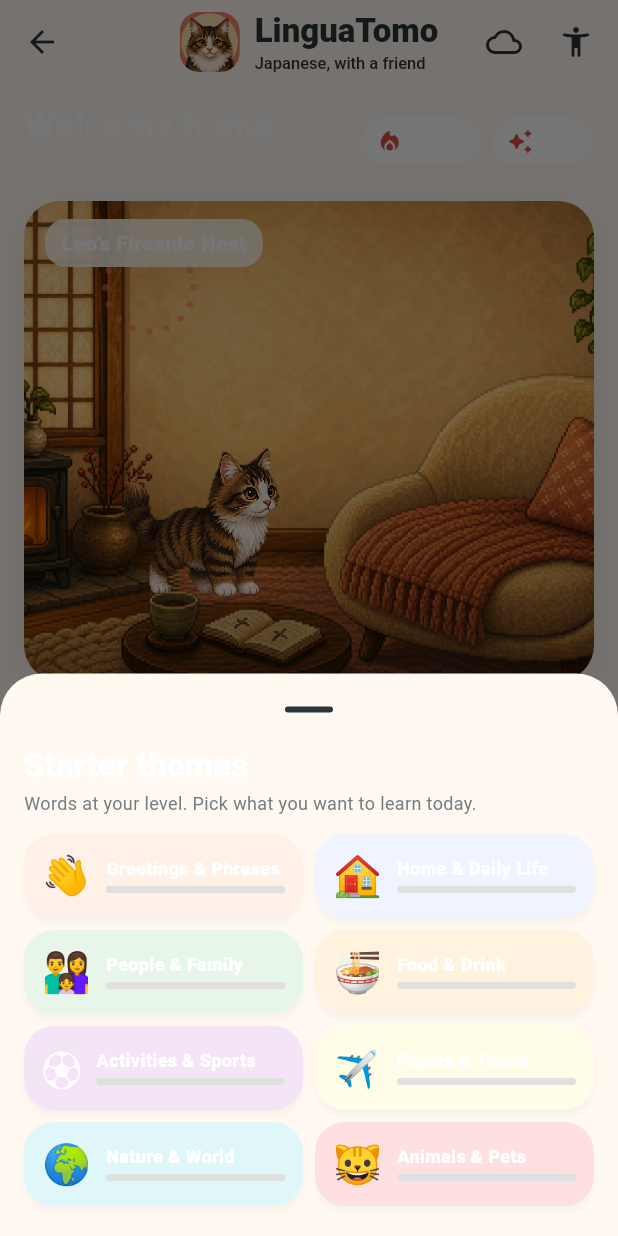
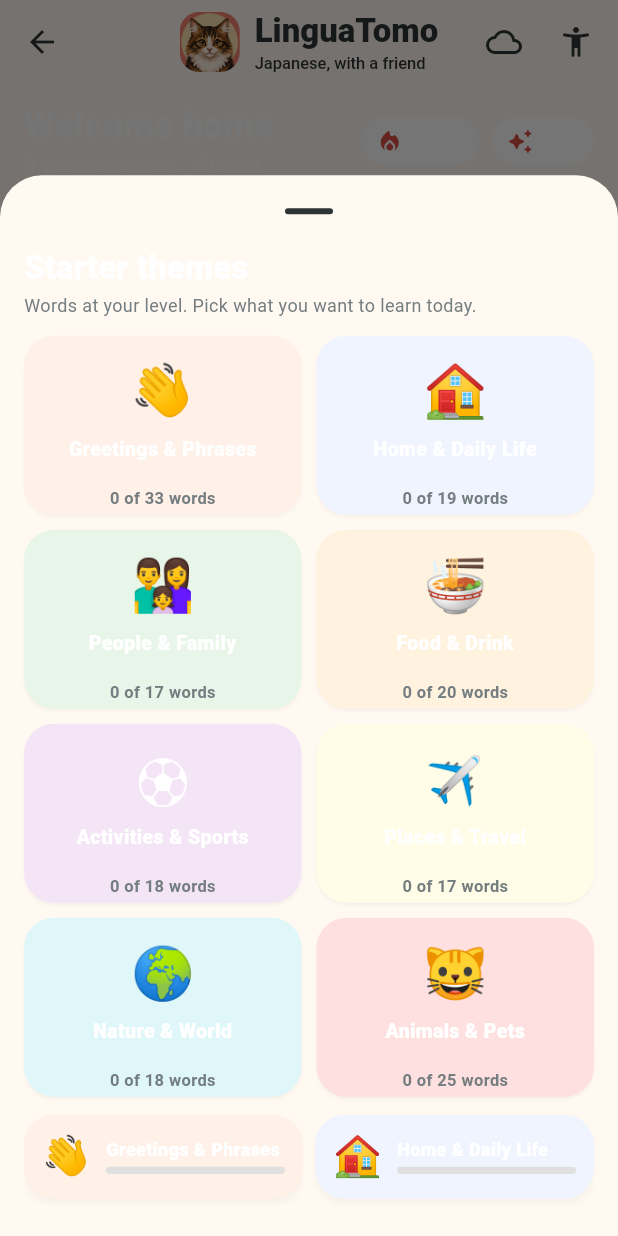
Before and after one commit to Jadax/LinguaTomo, a Flutter app: the AppShell screen opened directly, after a tap on "PICK A THEME", on a phone screen of 412 x 824 dp. Run offline on Flutter 3.47's test engine with Material 3 defaults, Android fonts, the phone set to English and light mode, and no system bars; our stand-ins replace audioplayers, connectivity_plus, flutter_riverpod, flutter_svg, flutter_tts, hive_flutter and 3 more; missing offline and left inert: fsrs, google_mlkit_text_recognition; accounts and stored records are empty; Roboto replaces fonts that are missing (Quicksand).

Commit message:
fix: CEFR view, TTS speed, achievement tracker, XP levels
CEFR guide: fixed ListView/SingleChildScrollView conflict (Column now)
TTS speed: 0.42 → 0.65 (warm, clear, natural — optimal for learning)
FilledButton.icon: replaced with FilledButton(child: Row(...))

Achievement tracker: full achievement list view with progress bars,
opacity blur on unearned, secret achievements hidden as '???'.
85 achievements trackable with progress per award.

XP levels: level = floor(xp/100), levelTitle from Explorer→Grand Master.
Dashboard shows level info in stat pill.

Dashboard restored: _CategoryBuckets and _ConversationCard back.

```diff
--- a/lib/models/app_models.dart
+++ b/lib/models/app_models.dart
@@ -322,6 +322,17 @@ class LearnerProgress {
     return count;
   }
 
+  int get level => (xp / 100).floor();
+
+  String get levelTitle => switch (level) {
+    < 5 => 'Explorer',
+    < 10 => 'Traveller',
+    < 20 => 'Scholar',
+    < 35 => 'Sage',
+    < 50 => 'Master',
+    _ => 'Grand Master',
+  };
+
   ProficiencyStage get stage {
     final count = {...completedMissions, ...placedOutMissions}.length;
     if (count >= 18) return ProficiencyStage.professional;
--- a/lib/services/speech_service.dart
+++ b/lib/services/speech_service.dart
@@ -7,7 +7,7 @@ class SpeechService {
   Future<void> _prepareWarmJapaneseVoice() async {
     if (_prepared) return;
     await _tts.setLanguage('ja-JP');
-    await _tts.setSpeechRate(.42);
+    await _tts.setSpeechRate(.65);
     await _tts.setPitch(.96);
     await _tts.setVolume(.9);
 
--- a/lib/views/cefr_guide_view.dart
+++ b/lib/views/cefr_guide_view.dart
@@ -10,8 +10,8 @@ class CefrGuideView extends StatelessWidget {
   Widget build(BuildContext context) => Scaffold(
     appBar: AppBar(title: const Text('Course Levels')),
     body: ResponsiveContent(
-      child: ListView(
-        padding: const EdgeInsets.all(16),
+      child: Column(
+        crossAxisAlignment: CrossAxisAlignment.start,
         children: [
           Text(
             'What do the levels mean?',
--- a/lib/views/dashboard_view.dart
+++ b/lib/views/dashboard_view.dart
@@ -147,6 +147,8 @@ class DashboardView extends ConsumerWidget {
               ),
             ),
           ],
+          const SizedBox(height: 12),
+          _ConversationCard(wordProgress: wordProgress),
           const SizedBox(height: 12),
           _LevelPickerCard(wordProgress: wordProgress),
           const SizedBox(height: 12),
@@ -1127,8 +1129,10 @@ class _ContinueLearningCard extends StatelessWidget {
                 Text(
                   'Words at your level. Pick what you want to learn today.',
                   style: const TextStyle(fontSize: 12, color: AppColors.muted),
-                ),
-                const SizedBox(height: 12),
+          ),
+          const SizedBox(height: 12),
+          _CategoryBuckets(wordProgress: wordProgress),
+          const SizedBox(height: 12),
                 Flexible(
                   child: SingleChildScrollView(
                     child: Wrap(
--- a/lib/views/learning_hub_view.dart
+++ b/lib/views/learning_hub_view.dart
@@ -14,6 +14,7 @@ import 'kana_grid_view.dart';
 import 'postcards_view.dart';
 import 'seasonal_stories_view.dart';
 import 'cefr_guide_view.dart';
+import 'achievement_tracker_view.dart';
 import 'word_lesson_view.dart';
 
 class LearningHubView extends ConsumerWidget {
@@ -72,14 +73,20 @@ class LearningHubView extends ConsumerWidget {
                     '${wordProgress.tierProgress(wordProgress.currentTier)}/${wordsForTier(wordProgress.currentTier).length} words in current tier',
                   ),
                   const SizedBox(height: 12),
-                  FilledButton.icon(
+                  FilledButton(
                     onPressed: () => Navigator.of(context).push(
                       MaterialPageRoute(
                         builder: (_) => const WordLessonView(),
                       ),
                     ),
-                    icon: const Icon(Icons.play_arrow_rounded),
-                    label: const Text('Start a word lesson'),
+                    child: const Row(
+                      mainAxisSize: MainAxisSize.min,
+                      children: [
+                        Icon(Icons.play_arrow_rounded),
+                        SizedBox(width: 6),
+                        Text('Start a word lesson'),
+                      ],
+                    ),
                   ),
                 ],
               ),
@@ -102,6 +109,16 @@ class LearningHubView extends ConsumerWidget {
             subtitle: 'What each level covers in your journey',
             onTap: () => Navigator.of(context).push(
               MaterialPageRoute(builder: (_) => const CefrGuideView()),
+            ),
+          ),
+          _LearningTile(
+            icon: Icons.emoji_events_rounded,
+            colour: const Color(0xFFFFF3E0),
+            title: 'Achievement tracker',
+            subtitle: 'See your progress and collect rewards',
+            onTap: () => Navigator.of(context).push(
+              MaterialPageRoute(
+                  builder: (_) => const AchievementTrackerView()),
             ),
           ),
           _LearningTile(
```
Also changed, not shown: lib/views/achievement_tracker_view.dart (added, +139 -0 lines).
